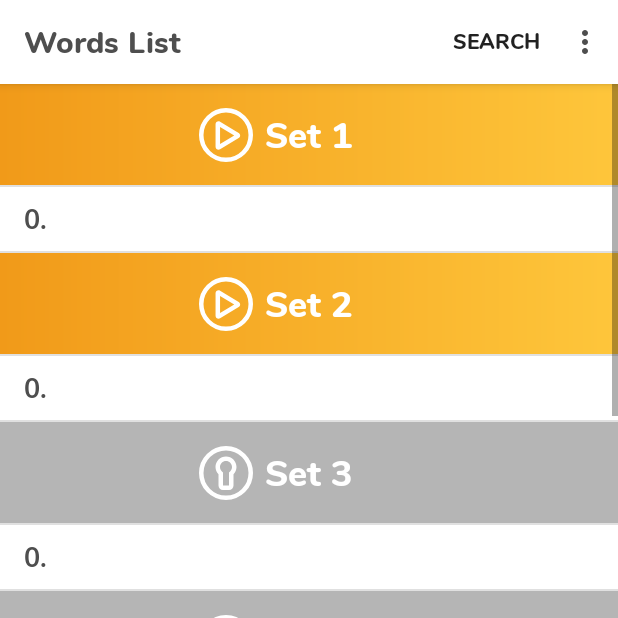
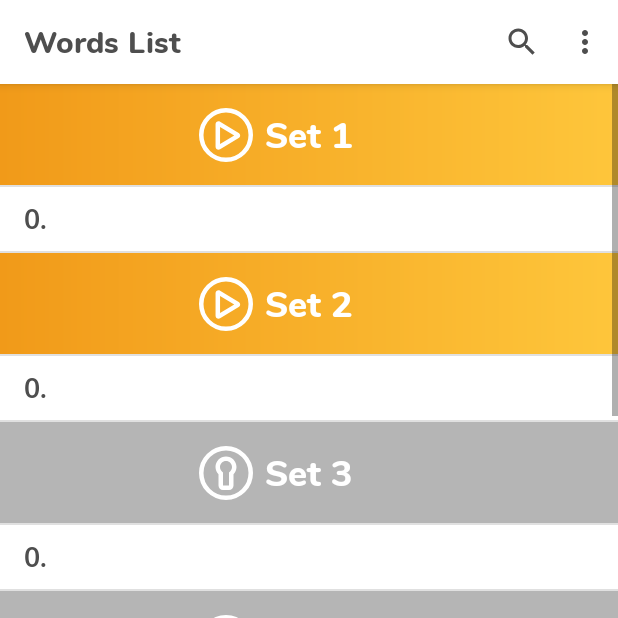
Before and after one commit to imaadzaffar/11-plus-vocab, an Android app: the screen it shows after launch (MainActivity), item 2 of the bottom bar chosen, on a phone screen of 412 x 824 dp, the top half of it. Run offline under Robolectric (Android 15) with nearby library versions, the phone set to English and light mode, and no system bars; our stand-ins replace navigation-ui; 24 statements that could not run were skipped.

Commit message:
Added Search functionality to Words List

```diff
--- a/app/src/main/java/com/zafaris/elevenplusvocab/ui/wordslist/WordsListAdapter.kt
+++ b/app/src/main/java/com/zafaris/elevenplusvocab/ui/wordslist/WordsListAdapter.kt
@@ -3,6 +3,8 @@ package com.zafaris.elevenplusvocab.ui.wordslist
 import android.view.LayoutInflater
 import android.view.View
 import android.view.ViewGroup
+import android.widget.Filter
+import android.widget.Filterable
 import android.widget.ImageView
 import android.widget.TextView
 import androidx.constraintlayout.widget.ConstraintLayout
@@ -13,9 +15,15 @@ import com.zafaris.elevenplusvocab.data.model.Set
 import com.zafaris.elevenplusvocab.data.model.Word
 
 class WordsListAdapter(
-        private val itemsList: List<Any> = emptyList(),
+        private val itemsList: List<Any>,
         private val listener: OnItemClickListener
-) : RecyclerView.Adapter<WordsListAdapter.BaseViewHolder<*>>() {
+) : RecyclerView.Adapter<WordsListAdapter.BaseViewHolder<*>>(), Filterable {
+
+    var filteredItems = emptyList<Any>()
+
+    init {
+        filteredItems = itemsList
+    }
 
     override fun onCreateViewHolder(parent: ViewGroup, viewType: Int): BaseViewHolder<*> {
         return when (viewType) {
@@ -32,7 +40,7 @@ class WordsListAdapter(
     }
 
     override fun onBindViewHolder(holder: BaseViewHolder<*>, position: Int) {
-        val item = itemsList[position]
+        val item = filteredItems[position]
         when (holder) {
             is WordViewHolder -> {
                 holder.bind(item as Word)
@@ -45,7 +53,7 @@ class WordsListAdapter(
     }
 
     override fun getItemViewType(position: Int): Int {
-        val item = itemsList[position]
+        val item = filteredItems[position]
         return when (item) {
             is Word -> TYPE_WORD
             is Set -> TYPE_SET
@@ -54,7 +62,7 @@ class WordsListAdapter(
     }
 
     override fun getItemCount(): Int {
-        return itemsList.size
+        return filteredItems.size
     }
 
     abstract class BaseViewHolder<T>(itemView: View): RecyclerView.ViewHolder(itemView) {
@@ -75,7 +83,7 @@ class WordsListAdapter(
         }
 
         override fun onClick(v: View?) {
-            listener.onItemWordClick(itemsList[adapterPosition] as Word, adapterPosition)
+            listener.onItemWordClick(filteredItems[adapterPosition] as Word, adapterPosition)
         }
     }
 
@@ -109,9 +117,39 @@ class WordsListAdapter(
         }
 
         override fun onClick(v: View?) {
-            listener.onItemSetClick(itemsList[adapterPosition] as Set, adapterPosition)
+            listener.onItemSetClick(filteredItems[adapterPosition] as Set, adapterPosition)
         }
+    }
 
+    override fun getFilter(): Filter {
+        return object : Filter() {
+            override fun performFiltering(constraint: CharSequence?): FilterResults {
+                val charSearch = constraint
+                filteredItems =
+                    if (charSearch == null || charSearch.isEmpty()) {
+                        itemsList
+                    } else {
+                        val resultsList = ArrayList<Word>()
+                        for (item in itemsList) {
+                            if (item is Word) {
+                                val wordString = item.word
+                                if (wordString.contains(charSearch)) {
+                                    resultsList.add(item)
+                                }
+                            }
+                        }
+                        resultsList
+                    }
+                    val results = FilterResults()
+                    results.values = filteredItems
+                    return results
+            }
+
+            override fun publishResults(constraint: CharSequence?, results: FilterResults?) {
+                filteredItems = results?.values as ArrayList<*>
+                notifyDataSetChanged()
+            }
+        }
     }
 
     interface OnItemClickListener {
--- a/app/src/main/java/com/zafaris/elevenplusvocab/ui/wordslist/WordsListFragment.kt
+++ b/app/src/main/java/com/zafaris/elevenplusvocab/ui/wordslist/WordsListFragment.kt
@@ -8,9 +8,11 @@ import android.graphics.drawable.ColorDrawable
 import android.media.MediaPlayer
 import android.net.Uri
 import android.os.Bundle
-import android.util.Log
 import android.view.*
+import android.widget.EditText
 import android.widget.Toast
+import androidx.appcompat.widget.SearchView
+import androidx.core.content.ContextCompat
 import androidx.fragment.app.Fragment
 import androidx.fragment.app.activityViewModels
 import androidx.navigation.fragment.findNavController
@@ -18,7 +20,6 @@ import androidx.recyclerview.widget.DividerItemDecoration
 import androidx.recyclerview.widget.LinearLayoutManager
 import com.zafaris.elevenplusvocab.HomeGraphDirections
 import com.zafaris.elevenplusvocab.R
-import com.zafaris.elevenplusvocab.data.database.WordBankDbAccess
 import com.zafaris.elevenplusvocab.data.model.Set
 import com.zafaris.elevenplusvocab.data.model.Word
 import com.zafaris.elevenplusvocab.databinding.FragmentWordslistBinding
@@ -27,10 +28,7 @@ import com.zafaris.elevenplusvocab.databinding.HomeDialogSetUnlockedBinding
 import com.zafaris.elevenplusvocab.databinding.WordslistDialogWordBinding
 import com.zafaris.elevenplusvocab.ui.home.HomeFragmentDirections
 import com.zafaris.elevenplusvocab.ui.settings.SettingsActivity
-import com.zafaris.elevenplusvocab.util.NO_OF_FREE_SETS
-import com.zafaris.elevenplusvocab.util.NO_OF_TOTAL_SETS
 import com.zafaris.elevenplusvocab.util.SET_SIZE
-import java.util.*
 
 class WordsListFragment : Fragment(), WordsListAdapter.OnItemClickListener {
 	private var _binding: FragmentWordslistBinding? = null
@@ -82,15 +80,29 @@ class WordsListFragment : Fragment(), WordsListAdapter.OnItemClickListener {
 	override fun onCreateOptionsMenu(menu: Menu, inflater: MenuInflater) {
 		super.onCreateOptionsMenu(menu, inflater)
 		inflater.inflate(R.menu.wordslist_menu, menu)
+
+		val searchItem = menu.findItem(R.id.menu_search)
+		val searchView = searchItem.actionView as SearchView
+
+		searchView.queryHint = "Search for word"
+		val searchText = searchView.findViewById<EditText>(androidx.appcompat.R.id.search_src_text)
+		searchText.setTextColor(ContextCompat.getColor(requireContext(), R.color.textOnLight))
+		searchText.setHintTextColor(ContextCompat.getColor(requireContext(), R.color.colorLightGrey))
+
+		searchView.setOnQueryTextListener(object : SearchView.OnQueryTextListener {
+			override fun onQueryTextSubmit(query: String?): Boolean {
+				return false
+			}
+
+			override fun onQueryTextChange(newText: String?): Boolean {
+				adapter.filter.filter(newText)
+				return true
+			}
+		})
 	}
 
 	override fun onOptionsItemSelected(item: MenuItem): Boolean {
 		return when (item.itemId) {
-			R.id.menu_search -> {
-				Toast.makeText(context, "Search for word", Toast.LENGTH_SHORT).show()
-
-				true
-			}
 			R.id.menu_share -> {
 				val sendIntent = Intent(Intent.ACTION_SEND)
 				val appPackageName = activity?.packageName //TODO: getPackageName();
--- /dev/null
+++ b/app/src/main/res/drawable/ic_icon_search.xml
@@ -0,0 +1,10 @@
+<vector xmlns:android="http://schemas.android.com/apk/res/android"
+    android:width="24dp"
+    android:height="24dp"
+    android:viewportWidth="24"
+    android:viewportHeight="24"
+    android:tint="?attr/colorControlNormal">
+  <path
+      android:fillColor="@android:color/white"
+      android:pathData="M15.5,14h-0.79l-0.28,-0.27C15.41,12.59 16,11.11 16,9.5 16,5.91 13.09,3 9.5,3S3,5.91 3,9.5 5.91,16 9.5,16c1.61,0 3.09,-0.59 4.23,-1.57l0.27,0.28v0.79l5,4.99L20.49,19l-4.99,-5zM9.5,14C7.01,14 5,11.99 5,9.5S7.01,5 9.5,5 14,7.01 14,9.5 11.99,14 9.5,14z"/>
+</vector>
--- a/app/src/main/res/menu/wordslist_menu.xml
+++ b/app/src/main/res/menu/wordslist_menu.xml
@@ -4,7 +4,9 @@
 
     <item android:id="@+id/menu_search"
         android:title="Search"
-        app:showAsAction="ifRoom" />
+        android:icon="@drawable/ic_icon_search"
+        app:showAsAction="ifRoom|collapseActionView"
+        app:actionViewClass="androidx.appcompat.widget.SearchView"/>
 
     <item android:id="@+id/menu_share"
         android:title="Share"
```
